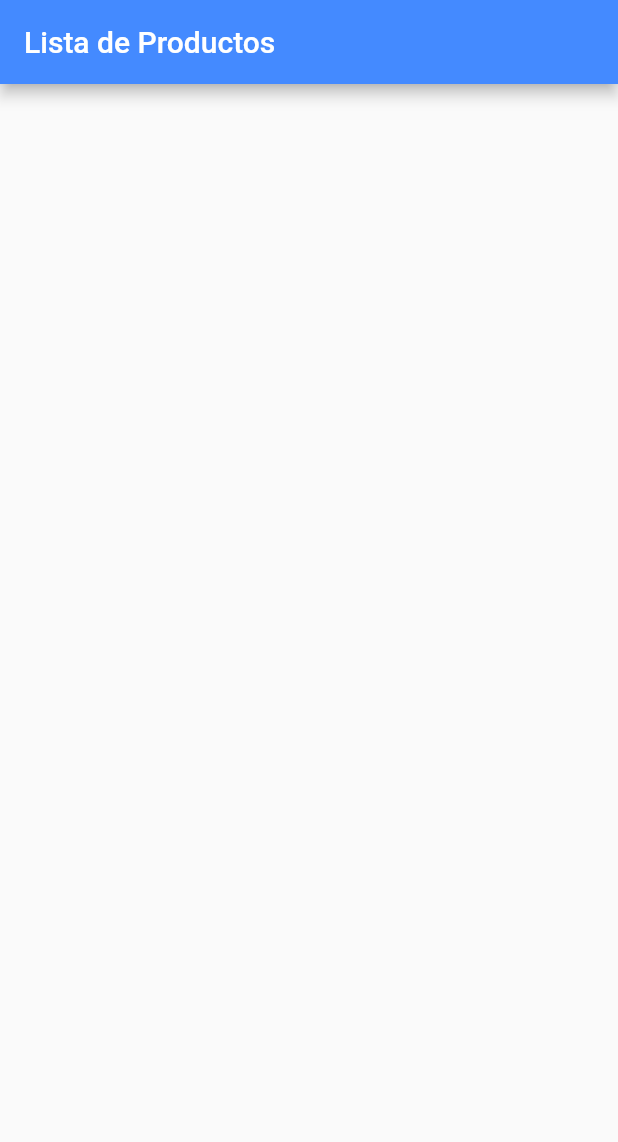
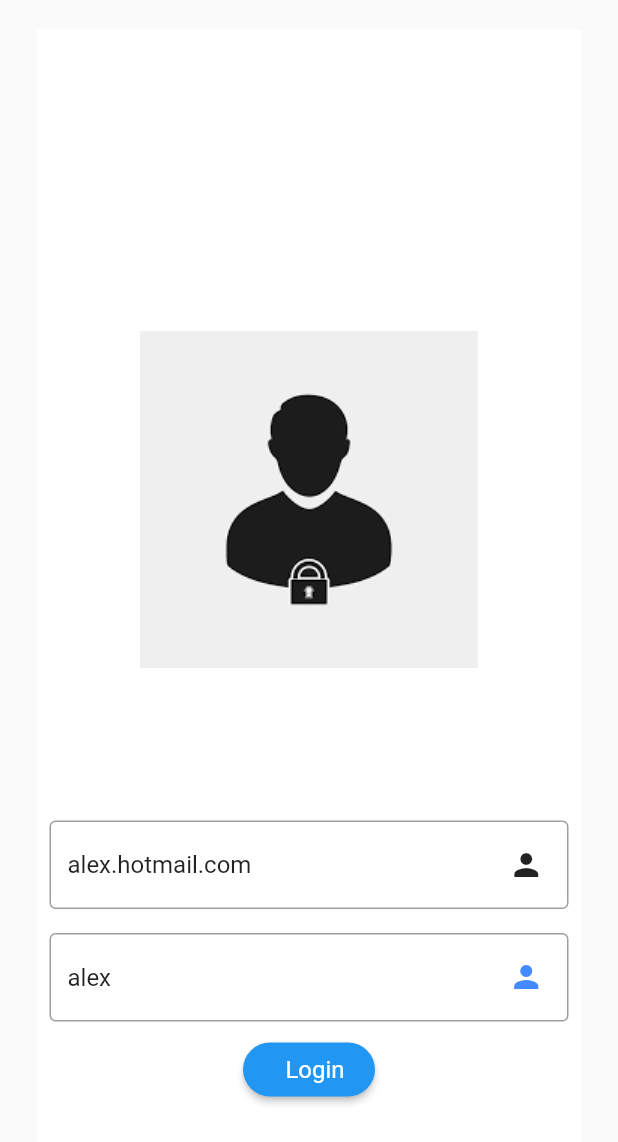
Before and after one commit to AlexxBot/Flutter_demo, a Flutter app: the screen it shows after launch, on a phone screen of 412 x 824 dp. Shown: the top 1142 px of the screen. Run offline on Flutter 3.47's test engine with Material 2 defaults, Android fonts, the phone set to English and light mode, and no system bars; our stand-ins replace bloc, flutter_bloc.

Commit message:
feat: bloc patter to list

```diff
--- /dev/null
+++ b/lib/app.dart
@@ -0,0 +1,25 @@
+import 'package:flutter/material.dart';
+import 'package:flutter_bloc/flutter_bloc.dart';
+import 'package:flutter_demo/pages/login/login-page.dart';
+import 'package:flutter_demo/pages/product/product-list-page.dart';
+import 'package:flutter_demo/services/product-service.dart';
+
+import 'bloc/product/product_bloc.dart';
+
+class App extends StatelessWidget {
+  // This widget is the root of your application.
+  @override
+  Widget build(BuildContext context) {
+    return MaterialApp(
+        title: 'Demo App',
+        debugShowCheckedModeBanner: false,
+        theme: ThemeData(primaryColor: Colors.blueAccent),
+        initialRoute: "/",
+        routes: {
+          "/": (context) => LoginPage(),
+          "/product": (context) => BlocProvider<ProductBloc>(
+              create: (context) => ProductBloc(ProductService()),
+              child: ProductListPage()),
+        });
+  }
+}
--- /dev/null
+++ b/lib/bloc/auth/auth_bloc.dart
@@ -0,0 +1,28 @@
+import 'dart:async';
+
+import 'package:bloc/bloc.dart';
+import 'package:flutter/material.dart';
+import 'package:flutter_demo/services/auth-service.dart';
+import 'package:meta/meta.dart';
+
+part 'auth_event.dart';
+part 'auth_state.dart';
+
+class AuthBloc extends Bloc<AuthEvent, AuthState> {
+  final AuthService authService;
+  AuthBloc(this.authService) : super(AuthInitial());
+
+  late String token;
+
+  @override
+  Stream<AuthState> mapEventToState(
+    AuthEvent event,
+  ) async* {
+    if (event is LoginEvent) {
+      yield ProcesandoState();
+      final token = await authService.login(event.userName, event.password);
+      this.token = token;
+      yield LoggedInState();
+    }
+  }
+}
--- /dev/null
+++ b/lib/bloc/auth/auth_event.dart
@@ -0,0 +1,13 @@
+part of 'auth_bloc.dart';
+
+@immutable
+abstract class AuthEvent {}
+
+class LoginEvent extends AuthEvent {
+  final String userName;
+  final String password;
+
+  LoginEvent(this.userName, this.password);
+}
+
+class LogoutEvent extends AuthEvent {}
--- /dev/null
+++ b/lib/bloc/auth/auth_state.dart
@@ -0,0 +1,14 @@
+part of 'auth_bloc.dart';
+
+enum Proceso { Login, Logout }
+
+@immutable
+abstract class AuthState {}
+
+class AuthInitial extends AuthState {}
+
+class LoggedInState extends AuthState {}
+
+class LoggetOutState extends AuthState {}
+
+class ProcesandoState extends AuthState {}
--- /dev/null
+++ b/lib/bloc/product/product_event.dart
@@ -0,0 +1,25 @@
+part of 'product_bloc.dart';
+
+@immutable
+abstract class ProductEvent {}
+
+class ListarEvent extends ProductEvent {
+  //aqui van los parmetros de busqueda
+}
+
+class RecuperarEvent extends ProductEvent {
+  final String id;
+  RecuperarEvent(this.id);
+}
+
+class GuardarEvent extends ProductEvent {
+  final String token;
+  final Product product;
+
+  GuardarEvent(this.token, this.product);
+}
+
+class EliminarEvent extends ProductEvent {
+  final String id;
+  EliminarEvent(this.id);
+}
--- /dev/null
+++ b/lib/bloc/product/product_state.dart
@@ -0,0 +1,38 @@
+part of 'product_bloc.dart';
+
+enum Proceso { Listar, Guardar, Eliminar, Recuperar }
+
+@immutable
+abstract class ProductState {}
+
+class ProductInitial extends ProductState {}
+
+class ProcesandoState extends ProductState {
+  final Proceso proceso;
+  ProcesandoState(this.proceso);
+}
+
+class ProcesadoState extends ProductState {
+  final bool respuesta;
+  final String mensaje;
+
+  ProcesadoState(this.respuesta, this.mensaje);
+}
+
+class RecuperadoState extends ProductState {
+  final bool existe;
+  final Product product;
+  RecuperadoState(this.existe, this.product);
+}
+
+class ListadoState extends ProductState {
+  final List<Product> products;
+
+  ListadoState(this.products);
+}
+
+class ErrorState extends ProductState {
+  final Proceso proceso;
+  final String mensaje;
+  ErrorState(this.proceso, this.mensaje);
+}
--- a/lib/global.dart
+++ b/lib/global.dart
@@ -1 +1,3 @@
 const String URL = 'https://api-rest-auth-node.herokuapp.com';
+
+const HEADERS = {"Content-Type": "application/json"};
--- a/lib/main.dart
+++ b/lib/main.dart
@@ -1,6 +1,11 @@
 import 'package:flutter/material.dart';
-import 'package:flutter_demo/pages/products/product-list-page.dart';
+import 'package:flutter_bloc/flutter_bloc.dart';
+import 'package:flutter_demo/bloc/auth/auth_bloc.dart';
+import 'package:flutter_demo/pages/login/login-page.dart';
+import 'package:flutter_demo/pages/product/product-list-page.dart';
 import './pages/list-page.dart';
+import 'app.dart';
+import 'services/auth-service.dart';
 
 void main() {
   runApp(MyApp());
@@ -10,20 +15,8 @@ class MyApp extends StatelessWidget {
   // This widget is the root of your application.
   @override
   Widget build(BuildContext context) {
-    return MaterialApp(
-        title: 'Demo BS',
-        debugShowCheckedModeBanner: false,
-        theme: ThemeData(primaryColor: Colors.blueAccent
-            //primarySwatch: Colors.blue,
-            ),
-        home: ProductListPage(
-          titulo: "Lista de Productos",
-        )
-        /* ListPage(titulo: 'lista de Prodcutos',) */ /* MyWidget(
-          titulo: 'BS DEMO',
-          contador: 20,
-        ) */
-        );
+    return BlocProvider<AuthBloc>(
+        create: (context) => AuthBloc(AuthService()), child: App());
   }
 }
 
--- /dev/null
+++ b/lib/pages/login/login-page.dart
@@ -0,0 +1,113 @@
+import 'package:flutter/material.dart';
+import 'package:flutter_bloc/flutter_bloc.dart';
+import 'package:flutter_demo/bloc/auth/auth_bloc.dart';
+import 'package:flutter_demo/widgets/button-widget.dart';
+import 'package:flutter_demo/widgets/loading-widget.dart';
+
+class LoginPage extends StatefulWidget {
+  const LoginPage({Key? key}) : super(key: key);
+
+  @override
+  _LoginPageState createState() => _LoginPageState();
+}
+
+class _LoginPageState extends State<LoginPage> {
+  late final AuthBloc authBloc;
+
+  final _formKey = GlobalKey<FormState>();
+
+  TextEditingController _userNameController =
+      TextEditingController(text: "alex.hotmail.com");
+  TextEditingController _passwordController =
+      TextEditingController(text: "alex");
+
+  @override
+  void initState() {
+    super.initState();
+    authBloc = BlocProvider.of<AuthBloc>(context);
+  }
+
+  @override
+  void dispose() {
+    super.dispose();
+  }
+
+  _login() {
+    authBloc
+        .add(LoginEvent(_userNameController.text, _passwordController.text));
+  }
+
+  @override
+  Widget build(BuildContext context) {
+    return Scaffold(
+      body: SafeArea(
+        child: SingleChildScrollView(
+          padding: EdgeInsets.symmetric(vertical: 20, horizontal: 25),
+          child: Container(
+            height: MediaQuery.of(context).size.height,
+            color: Colors.white,
+            child: Column(
+              mainAxisAlignment: MainAxisAlignment.center,
+              crossAxisAlignment: CrossAxisAlignment.start,
+              children: [
+                Container(
+                  height: MediaQuery.of(context).size.width,
+                  width: MediaQuery.of(context).size.width,
+                  child: Image.asset('assets/login.png'),
+                ),
+                Form(
+                  key: _formKey,
+                  child: BlocListener<AuthBloc, AuthState>(
+                    bloc: authBloc,
+                    listener: (context, state) {
+                      if (state is ProcesandoState) {
+                        LoadingWidget.show(context);
+                      }
+                      if (state is LoggedInState) {
+                        LoadingWidget.hide(context);
+                        Navigator.pushNamed(context, '/product');
+                      }
+                    },
+                    child: Column(
+                      children: [
+                        Padding(
+                          padding: const EdgeInsets.all(8.0),
+                          child: Stack(
+                              alignment: const Alignment(0.9, 0.0),
+                              children: [
+                                TextFormField(
+                                    decoration: InputDecoration(
+                                        border: OutlineInputBorder(),
+                                        hintText: "User"),
+                                    controller: _userNameController),
+                                Icon(Icons.person)
+                              ]),
+                        ),
+                        Padding(
+                            padding: const EdgeInsets.all(8.0),
+                            child: Stack(
+                                alignment: const Alignment(0.9, 0.0),
+                                children: [
+                                  TextFormField(
+                                      decoration: InputDecoration(
+                                          border: OutlineInputBorder(),
+                                          hintText: "Password"),
+                                      controller: _passwordController),
+                                  Icon(
+                                    Icons.person,
+                                    color: Colors.blueAccent,
+                                  )
+                                ])),
+                        ButtonWidget(title: "Login", onPressed: _login)
+                      ],
+                    ),
+                  ),
+                )
+              ],
+            ),
+          ),
+        ),
+      ),
+    );
+  }
+}
--- a/lib/pages/products/product-list-page.dart
+++ /dev/null
@@ -1,76 +0,0 @@
-import 'dart:convert';
-
-import 'package:flutter/material.dart';
-import 'package:flutter_demo/models/product.dart';
-import 'package:flutter_demo/services/product-service.dart';
-
-class ProductListPage extends StatefulWidget {
-  final String titulo;
-  const ProductListPage({Key? key, this.titulo = ''}) : super(key: key);
-
-  @override
-  _ProductListPageState createState() => _ProductListPageState();
-}
-
-class _ProductListPageState extends State<ProductListPage> {
-  final ProductService productService = ProductService();
-
-  List<Product> productList = [];
-
-  @override
-  void initState() {
-    super.initState();
-    productService.listarProducts().then((lista) {
-      //print('esta es la lista de productos' + jsonEncode(lista).toString());
-
-      setState(() {
-        productList = lista;
-      });
-      //print(productList.length);
-    });
-  }
-
-  void accion(int indice, String id) {
-    print('se presiono el container con indice ' + indice.toString());
-    //Navigator();
-  }
-
-  @override
-  Widget build(BuildContext context) {
-    return Scaffold(
-        appBar: AppBar(title: Text(widget.titulo)),
-        body:
-            /* ListView.builder(
-          itemBuilder: (context, index) {
-            return ListTile(
-                title: Text(productList[index].name),
-                subtitle: Text(productList[index].category));
-            //leading: Icon(child: Text(index.toString())));
-          },
-          itemCount: productList.length,
-        ) */
-            Padding(
-          padding: const EdgeInsets.all(8.0),
-          child: GridView.builder(
-            gridDelegate: SliverGridDelegateWithMaxCrossAxisExtent(
-                maxCrossAxisExtent: 200,
-                childAspectRatio: 3 / 2,
-                crossAxisSpacing: 20,
-                mainAxisSpacing: 20),
-            itemBuilder: (context, index) {
-              return InkWell(
-                child: Container(
-                  alignment: Alignment.center,
-                  child: Text(productList[index].name),
-                  decoration: BoxDecoration(
-                      color: Colors.amber,
-                      borderRadius: BorderRadius.circular(15)),
-                ),
-                onTap: () => accion(index, productList[index].id),
-              );
-            },
-            itemCount: productList.length,
-          ),
-        ));
-  }
-}
--- /dev/null
+++ b/lib/widgets/button-widget.dart
@@ -0,0 +1,48 @@
+import 'package:flutter/material.dart';
+
+class ButtonWidget extends StatelessWidget {
+  final String title;
+  final IconData? icon;
+  final Color backgroundColor;
+  final Color textColor;
+  final double textSize;
+  final GestureTapCallback onPressed;
+
+  const ButtonWidget(
+      {Key? key,
+      required this.title,
+      this.icon,
+      this.backgroundColor = Colors.blue,
+      this.textColor: Colors.white,
+      this.textSize: 16,
+      required this.onPressed})
+      : super(key: key);
+
+  Widget build(BuildContext context) {
+    return RawMaterialButton(
+        splashColor: this.backgroundColor.withOpacity(0.3),
+        fillColor: this.backgroundColor,
+        shape: const StadiumBorder(),
+        child: Padding(
+          padding: EdgeInsets.symmetric(
+            vertical: textSize * 0.5,
+            horizontal: textSize,
+          ),
+          child: Row(
+            mainAxisSize: MainAxisSize.min,
+            children: <Widget>[
+              if (icon is IconData) Icon(icon, color: textColor),
+              const SizedBox(
+                width: 8.0,
+              ),
+              Text(this.title,
+                  style: TextStyle(color: textColor, fontSize: textSize))
+            ],
+          ),
+        ),
+        onPressed: () {
+          FocusScope.of(context).requestFocus(FocusNode());
+          this.onPressed();
+        });
+  }
+}
--- a/pubspec.yaml
+++ b/pubspec.yaml
@@ -10,6 +10,7 @@ dependencies:
   flutter:
     sdk: flutter
   http: ^0.13.3
+  flutter_bloc: ^7.1.0
 
   cupertino_icons: ^1.0.2
 
@@ -19,3 +20,5 @@ dev_dependencies:
 
 flutter:
   uses-material-design: true
+  assets:
+    - assets/
```
Also changed, not shown: lib/bloc/product/product_bloc.dart (added, +37 -0 lines), lib/models/product.dart (+8 -0 lines), lib/pages/product/product-form-page.dart (added, +46 -0 lines), lib/pages/product/product-list-page.dart (added, +147 -0 lines), lib/services/auth-service.dart (added, +27 -0 lines), lib/services/product-service.dart (+20 -5 lines), lib/widgets/loading-widget.dart (added, +35 -0 lines), assets/login.png (added), pubspec.lock.
